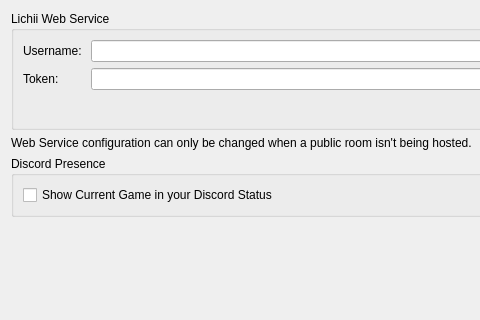
Before: the Qt Designer form src/yuzu/configuration/configure_web.ui in mollie2999/Eglantine, drawn with Qt 5; both pictures show x 0 to 480 and y 0 to 320 of the 926 by 561 pixel window.
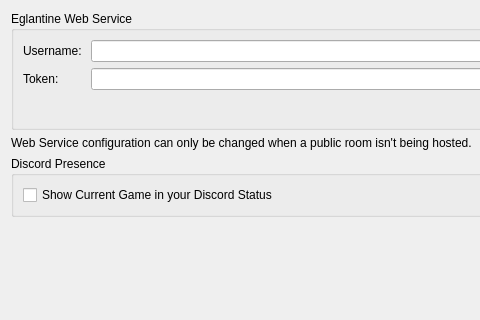
After: the same form once the commit is applied.

Commit message: Restore Eglantine application name and project description

```diff
--- a/src/yuzu/configuration/configure_web.ui
+++ b/src/yuzu/configuration/configure_web.ui
@@ -22,7 +22,7 @@
      <item>
       <widget class="QGroupBox" name="groupBoxWebConfig">
        <property name="title">
-        <string>Lichii Web Service</string>
+        <string>Eglantine Web Service</string>
        </property>
        <layout class="QVBoxLayout" name="verticalLayoutYuzuWebService">
         <item>
```
The commit also changes 20 other files.
